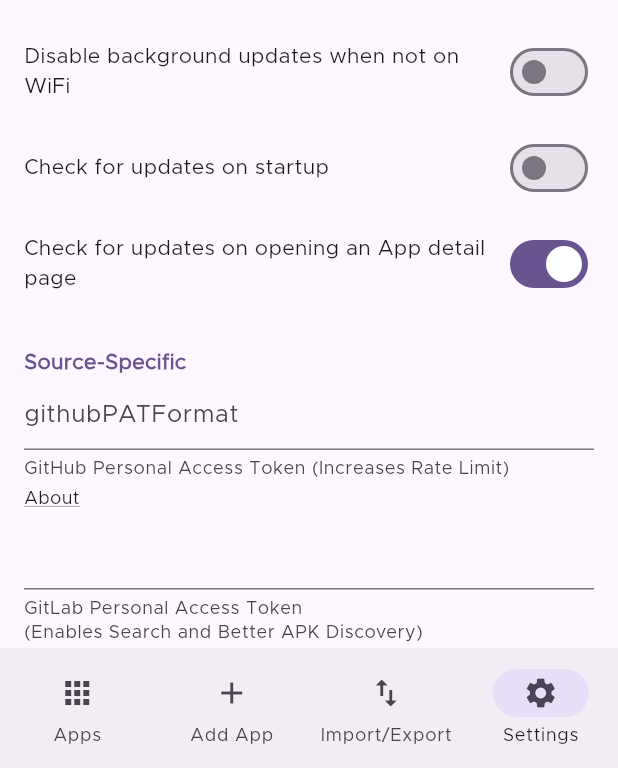
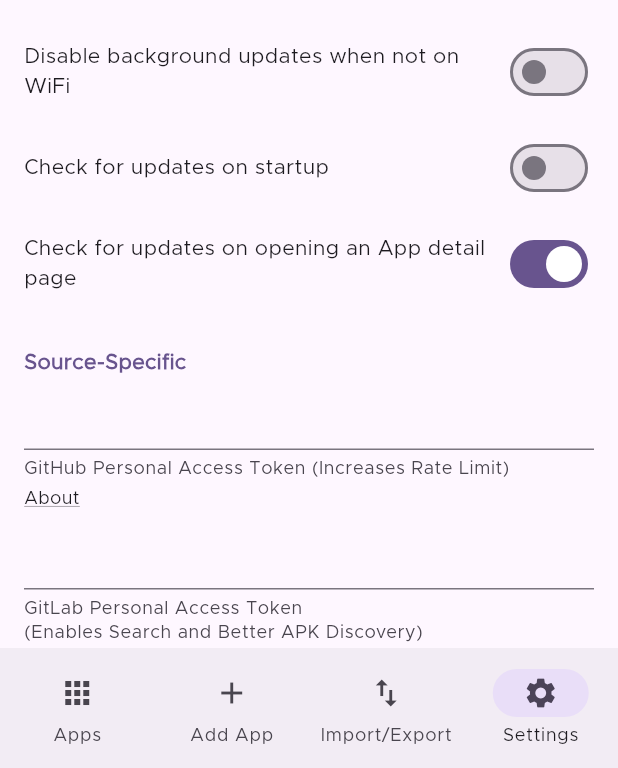
Before and after one commit to ownerroc/ObtainRoc, a Flutter app: the screen it shows after launch, item 4 of the bottom bar chosen, on a phone screen of 412 x 824 dp, the part 468-1236 px from its top. Run offline on Flutter 3.47's test engine with Material 2 defaults, Android fonts, the phone set to English and light mode, and no system bars; drawn by our look-alikes of dynamic_color; our stand-ins replace connectivity_plus, device_info_plus, easy_localization, file_picker, flutter_local_notifications, flutter_markdown and 6 more; missing offline and left inert: android_alarm_manager_plus, android_intent_plus, android_package_installer, android_package_manager, flutter_archive, flutter_fgbg and 3 more; accounts and stored records are empty.

Commit message:
Remove nonsense hint

```diff
--- a/lib/app_sources/github.dart
+++ b/lib/app_sources/github.dart
@@ -22,7 +22,6 @@ class GitHub extends AppSource {
           label: tr('githubPATLabel'),
           password: true,
           required: false,
-          hint: tr('githubPATFormat'),
           belowWidgets: [
             const SizedBox(
               height: 4,
```
